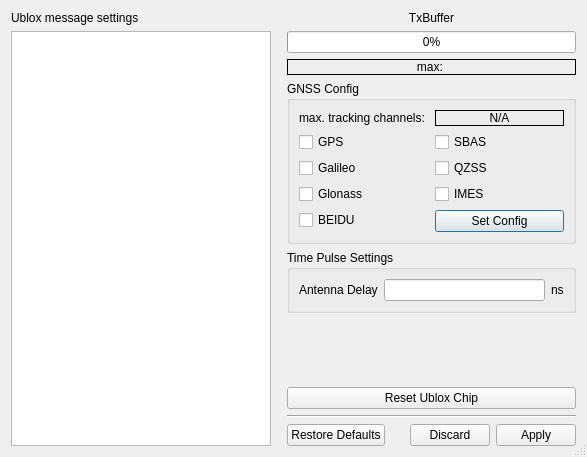
Qt form muondetector-gui-1.0.2/src/main/settings.ui (liukai-tech/muondetector) before a commit.
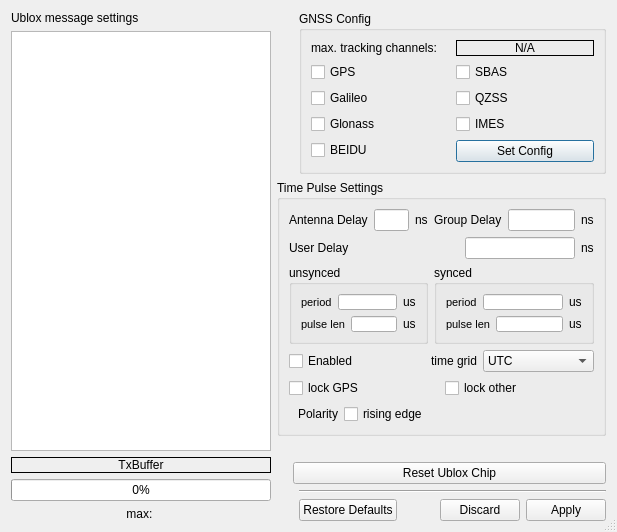
The same form after that commit.

Commit message: implemented display of time pulse info (UBX-CFG-TP5) in client

```diff
--- a/muondetector-gui-1.0.2/src/main/settings.ui
+++ b/muondetector-gui-1.0.2/src/main/settings.ui
@@ -9,8 +9,8 @@
    <rect>
     <x>0</x>
     <y>0</y>
-    <width>587</width>
-    <height>457</height>
+    <width>617</width>
+    <height>532</height>
    </rect>
   </property>
   <property name="sizePolicy">
@@ -28,139 +28,8 @@
   <property name="modal">
    <bool>true</bool>
   </property>
-  <layout class="QGridLayout" name="gridLayout_3">
-   <item row="0" column="0" rowspan="7">
-    <layout class="QVBoxLayout" name="verticalLayout_4">
-     <item>
-      <widget class="QLabel" name="label">
-       <property name="sizePolicy">
-        <sizepolicy hsizetype="Minimum" vsizetype="Preferred">
-         <horstretch>200</horstretch>
-         <verstretch>0</verstretch>
-        </sizepolicy>
-       </property>
-       <property name="minimumSize">
-        <size>
-         <width>200</width>
-         <height>0</height>
-        </size>
-       </property>
-       <property name="baseSize">
-        <size>
-         <width>200</width>
-         <height>0</height>
-        </size>
-       </property>
-       <property name="text">
-        <string>Ublox message settings</string>
-       </property>
-      </widget>
-     </item>
-     <item>
-      <widget class="QTableWidget" name="ubloxSignalStates">
-       <property name="enabled">
-        <bool>true</bool>
-       </property>
-       <property name="sizePolicy">
-        <sizepolicy hsizetype="Fixed" vsizetype="Expanding">
-         <horstretch>0</horstretch>
-         <verstretch>0</verstretch>
-        </sizepolicy>
-       </property>
-       <property name="minimumSize">
-        <size>
-         <width>260</width>
-         <height>200</height>
-        </size>
-       </property>
-       <property name="sizeIncrement">
-        <size>
-         <width>0</width>
-         <height>0</height>
-        </size>
-       </property>
-       <property name="baseSize">
-        <size>
-         <width>320</width>
-         <height>200</height>
-        </size>
-       </property>
-      </widget>
-     </item>
-    </layout>
-   </item>
-   <item row="0" column="2">
-    <layout class="QVBoxLayout" name="verticalLayout">
-     <item>
-      <widget class="QLabel" name="label_3">
-       <property name="text">
-        <string>TxBuffer</string>
-       </property>
-       <property name="alignment">
-        <set>Qt::AlignCenter</set>
-       </property>
-      </widget>
-     </item>
-     <item>
-      <widget class="QProgressBar" name="txBufProgressBar">
-       <property name="minimumSize">
-        <size>
-         <width>40</width>
-         <height>0</height>
-        </size>
-       </property>
-       <property name="baseSize">
-        <size>
-         <width>100</width>
-         <height>0</height>
-        </size>
-       </property>
-       <property name="value">
-        <number>0</number>
-       </property>
-       <property name="alignment">
-        <set>Qt::AlignCenter</set>
-       </property>
-       <property name="orientation">
-        <enum>Qt::Horizontal</enum>
-       </property>
-      </widget>
-     </item>
-     <item>
-      <widget class="QLabel" name="txPeakLabel">
-       <property name="autoFillBackground">
-        <bool>false</bool>
-       </property>
-       <property name="frameShape">
-        <enum>QFrame::Box</enum>
-       </property>
-       <property name="text">
-        <string>max: </string>
-       </property>
-       <property name="alignment">
-        <set>Qt::AlignCenter</set>
-       </property>
-      </widget>
-     </item>
-    </layout>
-   </item>
-   <item row="1" column="1">
-    <spacer name="horizontalSpacer">
-     <property name="orientation">
-      <enum>Qt::Horizontal</enum>
-     </property>
-     <property name="sizeType">
-      <enum>QSizePolicy::Fixed</enum>
-     </property>
-     <property name="sizeHint" stdset="0">
-      <size>
-       <width>10</width>
-       <height>20</height>
-      </size>
-     </property>
-    </spacer>
-   </item>
-   <item row="1" column="2">
+  <layout class="QGridLayout" name="gridLayout_5">
+   <item row="0" column="3">
     <widget class="QGroupBox" name="gnssConfigGroupBox">
      <property name="title">
       <string>GNSS Config</string>
@@ -257,13 +126,45 @@
      </layout>
     </widget>
    </item>
-   <item row="2" column="2">
+   <item row="2" column="3">
+    <spacer name="verticalSpacer">
+     <property name="orientation">
+      <enum>Qt::Vertical</enum>
+     </property>
+     <property name="sizeType">
+      <enum>QSizePolicy::Expanding</enum>
+     </property>
+     <property name="sizeHint" stdset="0">
+      <size>
+       <width>20</width>
+       <height>91</height>
+      </size>
+     </property>
+    </spacer>
+   </item>
+   <item row="0" column="1">
+    <spacer name="horizontalSpacer">
+     <property name="orientation">
+      <enum>Qt::Horizontal</enum>
+     </property>
+     <property name="sizeType">
+      <enum>QSizePolicy::Fixed</enum>
+     </property>
+     <property name="sizeHint" stdset="0">
+      <size>
+       <width>10</width>
+       <height>20</height>
+      </size>
+     </property>
+    </spacer>
+   </item>
+   <item row="1" column="1" colspan="3">
     <widget class="QGroupBox" name="timePulseGroupBox">
      <property name="title">
       <string>Time Pulse Settings</string>
      </property>
-     <layout class="QGridLayout" name="gridLayout_2">
-      <item row="0" column="0">
+     <layout class="QGridLayout" name="gridLayout_4">
+      <item row="0" column="0" colspan="3">
        <layout class="QHBoxLayout" name="horizontalLayout_2">
         <item>
          <widget class="QLabel" name="label_4">
@@ -273,7 +174,14 @@
          </widget>
         </item>
         <item>
-         <widget class="QLineEdit" name="antDelayLineEdit"/>
+         <widget class="QLineEdit" name="antDelayLineEdit">
+          <property name="minimumSize">
+           <size>
+            <width>35</width>
+            <height>0</height>
+           </size>
+          </property>
+         </widget>
         </item>
         <item>
          <widget class="QLabel" name="label_5">
@@ -284,46 +192,487 @@
         </item>
        </layout>
       </item>
+      <item row="0" column="3">
+       <layout class="QHBoxLayout" name="horizontalLayout_3">
+        <item>
+         <widget class="QLabel" name="label_6">
+          <property name="text">
+           <string>Group Delay</string>
+          </property>
+         </widget>
+        </item>
+        <item>
+         <widget class="QLineEdit" name="groupDelayLineEdit">
+          <property name="minimumSize">
+           <size>
+            <width>30</width>
+            <height>0</height>
+           </size>
+          </property>
+         </widget>
+        </item>
+        <item>
+         <widget class="QLabel" name="label_7">
+          <property name="text">
+           <string>ns</string>
+          </property>
+         </widget>
+        </item>
+       </layout>
+      </item>
+      <item row="1" column="0" colspan="4">
+       <layout class="QHBoxLayout" name="horizontalLayout_4">
+        <item>
+         <widget class="QLabel" name="label_8">
+          <property name="text">
+           <string>User Delay</string>
+          </property>
+         </widget>
+        </item>
+        <item>
+         <spacer name="horizontalSpacer_4">
+          <property name="orientation">
+           <enum>Qt::Horizontal</enum>
+          </property>
+          <property name="sizeHint" stdset="0">
+           <size>
+            <width>40</width>
+            <height>20</height>
+           </size>
+          </property>
+         </spacer>
+        </item>
+        <item>
+         <widget class="QLineEdit" name="userDelayLineEdit"/>
+        </item>
+        <item>
+         <widget class="QLabel" name="label_9">
+          <property name="text">
+           <string>ns</string>
+          </property>
+         </widget>
+        </item>
+       </layout>
+      </item>
+      <item row="3" column="0">
+       <widget class="QCheckBox" name="tpActiveCheckBox">
+        <property name="text">
+         <string>Enabled</string>
+        </property>
+       </widget>
+      </item>
+      <item row="3" column="1" colspan="3">
+       <layout class="QHBoxLayout" name="horizontalLayout_9">
+        <item>
+         <widget class="QLabel" name="label_18">
+          <property name="layoutDirection">
+           <enum>Qt::LeftToRight</enum>
+          </property>
+          <property name="text">
+           <string>time grid</string>
+          </property>
+          <property name="alignment">
+           <set>Qt::AlignRight|Qt::AlignTrailing|Qt::AlignVCenter</set>
+          </property>
+         </widget>
+        </item>
+        <item>
+         <widget class="QComboBox" name="timeGridComboBox">
+          <property name="minimumSize">
+           <size>
+            <width>55</width>
+            <height>0</height>
+           </size>
+          </property>
+          <item>
+           <property name="text">
+            <string>UTC</string>
+           </property>
+          </item>
+          <item>
+           <property name="text">
+            <string>GPS</string>
+           </property>
+          </item>
+          <item>
+           <property name="text">
+            <string>GLONASS</string>
+           </property>
+          </item>
+          <item>
+           <property name="text">
+            <string>BeiDou</string>
+           </property>
+          </item>
+          <item>
+           <property name="text">
+            <string>Galileo</string>
+           </property>
+          </item>
+          <item>
+           <property name="text">
+            <string>N/A</string>
+           </property>
+          </item>
+          <item>
+           <property name="text">
+            <string>N/A</string>
+           </property>
+          </item>
+          <item>
+           <property name="text">
+            <string>N/A</string>
+           </property>
+          </item>
+          <item>
+           <property name="text">
+            <string>N/A</string>
+           </property>
+          </item>
+          <item>
+           <property name="text">
+            <string>N/A</string>
+           </property>
+          </item>
+         </widget>
+        </item>
+       </layout>
+      </item>
+      <item row="4" column="0" colspan="4">
+       <layout class="QHBoxLayout" name="horizontalLayout_10">
+        <item>
+         <widget class="QCheckBox" name="lockGpsCheckBox">
+          <property name="text">
+           <string>lock GPS</string>
+          </property>
+         </widget>
+        </item>
+        <item>
+         <widget class="QCheckBox" name="lockOtherCheckBox">
+          <property name="text">
+           <string>lock other</string>
+          </property>
+         </widget>
+        </item>
+       </layout>
+      </item>
+      <item row="5" column="0" colspan="3">
+       <layout class="QHBoxLayout" name="horizontalLayout_11">
+        <item>
+         <widget class="QLabel" name="label_19">
+          <property name="text">
+           <string>Polarity</string>
+          </property>
+          <property name="alignment">
+           <set>Qt::AlignRight|Qt::AlignTrailing|Qt::AlignVCenter</set>
+          </property>
+         </widget>
+        </item>
+        <item>
+         <widget class="QCheckBox" name="tpPolarityCheckBox">
+          <property name="text">
+           <string>rising edge</string>
+          </property>
+         </widget>
+        </item>
+       </layout>
+      </item>
+      <item row="2" column="3">
+       <widget class="QGroupBox" name="syncedPulseGroupBox">
+        <property name="title">
+         <string>synced</string>
+        </property>
+        <layout class="QGridLayout" name="gridLayout_2">
+         <item row="0" column="0">
+          <layout class="QHBoxLayout" name="horizontalLayout_6">
+           <item>
+            <widget class="QLabel" name="label_12">
+             <property name="font">
+              <font>
+               <pointsize>8</pointsize>
+              </font>
+             </property>
+             <property name="text">
+              <string>period</string>
+             </property>
+            </widget>
+           </item>
+           <item>
+            <widget class="QLineEdit" name="freqPeriodLockLineEdit">
+             <property name="minimumSize">
+              <size>
+               <width>0</width>
+               <height>16</height>
+              </size>
+             </property>
+            </widget>
+           </item>
+           <item>
+            <widget class="QLabel" name="label_13">
+             <property name="text">
+              <string>us</string>
+             </property>
+            </widget>
+           </item>
+          </layout>
+         </item>
+         <item row="1" column="0">
+          <layout class="QHBoxLayout" name="horizontalLayout_8">
+           <item>
+            <widget class="QLabel" name="label_16">
+             <property name="font">
+              <font>
+               <pointsize>8</pointsize>
+              </font>
+             </property>
+             <property name="text">
+              <string>pulse len</string>
+             </property>
+            </widget>
+           </item>
+           <item>
+            <widget class="QLineEdit" name="pulseLenLockLineEdit">
+             <property name="minimumSize">
+              <size>
+               <width>0</width>
+               <height>16</height>
+              </size>
+             </property>
+            </widget>
+           </item>
+           <item>
+            <widget class="QLabel" name="label_17">
+             <property name="text">
+              <string>us</string>
+             </property>
+            </widget>
+           </item>
+          </layout>
+         </item>
+        </layout>
+       </widget>
+      </item>
+      <item row="2" column="0" colspan="3">
+       <widget class="QGroupBox" name="unsyncedPulseGroupBox">
+        <property name="title">
+         <string>unsynced</string>
+        </property>
+        <layout class="QGridLayout" name="gridLayout_3">
+         <item row="0" column="0">
+          <layout class="QHBoxLayout" name="horizontalLayout_5">
+           <item>
+            <widget class="QLabel" name="label_10">
+             <property name="font">
+              <font>
+               <pointsize>8</pointsize>
+              </font>
+             </property>
+             <property name="text">
+              <string>period</string>
+             </property>
+            </widget>
+           </item>
+           <item>
+            <widget class="QLineEdit" name="freqPeriodLineEdit">
+             <property name="minimumSize">
+              <size>
+               <width>0</width>
+               <height>16</height>
+              </size>
+             </property>
+            </widget>
+           </item>
+           <item>
+            <widget class="QLabel" name="label_11">
+             <property name="text">
+              <string>us</string>
+             </property>
+            </widget>
+           </item>
+          </layout>
+         </item>
+         <item row="1" column="0">
+          <layout class="QHBoxLayout" name="horizontalLayout_7">
+           <item>
+            <widget class="QLabel" name="label_14">
+             <property name="font">
+              <font>
+               <pointsize>8</pointsize>
+              </font>
+             </property>
+             <property name="text">
+              <string>pulse len</string>
+             </property>
+            </widget>
+           </item>
+           <item>
+            <widget class="QLineEdit" name="pulseLenLineEdit">
+             <property name="minimumSize">
+              <size>
+               <width>0</width>
+               <height>16</height>
+              </size>
+             </property>
+            </widget>
+           </item>
+           <item>
+            <widget class="QLabel" name="label_15">
+             <property name="text">
+              <string>us</string>
+             </property>
+            </widget>
+           </item>
+          </layout>
+         </item>
+        </layout>
+       </widget>
+      </item>
      </layout>
     </widget>
    </item>
-   <item row="3" column="2">
-    <spacer name="verticalSpacer">
-     <property name="orientation">
-      <enum>Qt::Vertical</enum>
+   <item row="0" column="0" rowspan="7">
+    <layout class="QVBoxLayout" name="verticalLayout_5">
+     <item>
+      <layout class="QVBoxLayout" name="verticalLayout_4">
+       <item>
+        <widget class="QLabel" name="label">
+         <property name="sizePolicy">
+          <sizepolicy hsizetype="Minimum" vsizetype="Preferred">
+           <horstretch>200</horstretch>
+           <verstretch>0</verstretch>
+          </sizepolicy>
+         </property>
+         <property name="minimumSize">
+          <size>
+           <width>200</width>
+           <height>0</height>
+          </size>
+         </property>
+         <property name="baseSize">
+          <size>
+           <width>200</width>
+           <height>0</height>
+          </size>
+         </property>
+         <property name="text">
+          <string>Ublox message settings</string>
+         </property>
+        </widget>
+       </item>
+       <item>
+        <widget class="QTableWidget" name="ubloxSignalStates">
+         <property name="enabled">
+          <bool>true</bool>
+         </property>
+         <property name="sizePolicy">
+          <sizepolicy hsizetype="Fixed" vsizetype="Expanding">
+           <horstretch>0</horstretch>
+           <verstretch>0</verstretch>
+          </sizepolicy>
+         </property>
+         <property name="minimumSize">
+          <size>
+           <width>260</width>
+           <height>200</height>
+          </size>
+         </property>
+         <property name="sizeIncrement">
+          <size>
+           <width>0</width>
+           <height>0</height>
+          </size>
+         </property>
+         <property name="baseSize">
+          <size>
+           <width>320</width>
+           <height>200</height>
+          </size>
+         </property>
+        </widget>
+       </item>
+      </layout>
+     </item>
+     <item>
+      <layout class="QVBoxLayout" name="verticalLayout">
+       <item>
+        <widget class="QLabel" name="label_3">
+         <property name="frameShape">
+          <enum>QFrame::Box</enum>
+         </property>
+         <property name="text">
+          <string>TxBuffer</string>
+         </property>
+         <property name="alignment">
+          <set>Qt::AlignCenter</set>
+         </property>
+        </widget>
+       </item>
+       <item>
+        <widget class="QProgressBar" name="txBufProgressBar">
+         <property name="minimumSize">
+          <size>
+           <width>40</width>
+           <height>0</height>
+          </size>
+         </property>
+         <property name="baseSize">
+          <size>
+           <width>100</width>
+           <height>0</height>
+          </size>
+         </property>
+         <property name="value">
+          <number>0</number>
+         </property>
+         <property name="alignment">
+          <set>Qt::AlignCenter</set>
+         </property>
+         <property name="orientation">
+          <enum>Qt::Horizontal</enum>
+         </property>
+        </widget>
+       </item>
+       <item>
+        <widget class="QLabel" name="txPeakLabel">
+         <property name="autoFillBackground">
+          <bool>false</bool>
+         </property>
+         <property name="frameShape">
+          <enum>QFrame::NoFrame</enum>
+         </property>
+         <property name="text">
+          <string>max: </string>
+         </property>
+         <property name="alignment">
+          <set>Qt::AlignCenter</set>
+         </property>
+        </widget>
+       </item>
+      </layout>
+     </item>
+    </layout>
+   </item>
+   <item row="6" column="3">
+    <widget class="QDialogButtonBox" name="settingsButtonBox">
+     <property name="standardButtons">
+      <set>QDialogButtonBox::Apply|QDialogButtonBox::Discard|QDialogButtonBox::RestoreDefaults</set>
      </property>
-     <property name="sizeType">
-      <enum>QSizePolicy::Expanding</enum>
-     </property>
-     <property name="sizeHint" stdset="0">
-      <size>
-       <width>20</width>
-       <height>91</height>
-      </size>
-     </property>
-    </spacer>
+    </widget>
    </item>
-   <item row="4" column="2">
+   <item row="3" column="2" rowspan="2" colspan="2">
     <widget class="QPushButton" name="ubxResetPushButton">
      <property name="text">
       <string>Reset Ublox Chip</string>
      </property>
     </widget>
    </item>
-   <item row="5" column="2">
+   <item row="5" column="3">
     <widget class="Line" name="line">
      <property name="orientation">
       <enum>Qt::Horizontal</enum>
      </property>
     </widget>
    </item>
-   <item row="6" column="2">
-    <widget class="QDialogButtonBox" name="settingsButtonBox">
-     <property name="standardButtons">
-      <set>QDialogButtonBox::Apply|QDialogButtonBox::Discard|QDialogButtonBox::RestoreDefaults</set>
-     </property>
-    </widget>
-   </item>
   </layout>
  </widget>
  <resources/>
```
The commit also changes 2 other files.
